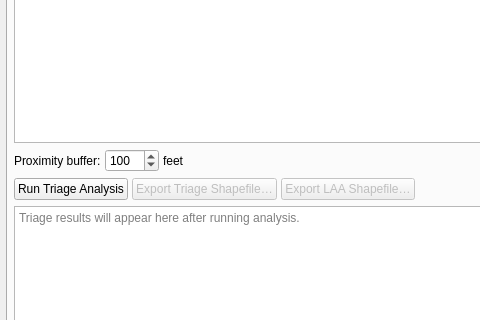
Qt form MTBDesignToolsNEPA_dockwidget_base.ui (casey205/MTBDesignTools_NEPA) before a commit; both pictures show x 0 to 480 and y 291 to 611 of the 620 by 789 pixel window.
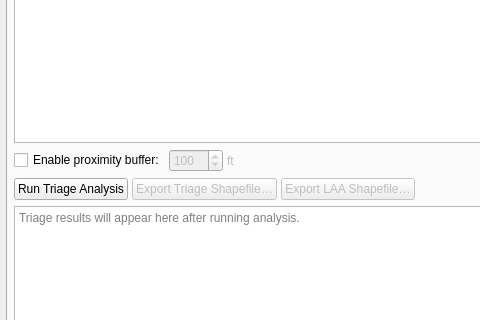
The same form after that commit. The open tabs and pages were chosen to show the change.

Commit message:
Replace proximity buffer default with opt-in checkbox
- Buffer row now uses a checkbox (unchecked by default) instead of always-on
- Spinbox and units label gray out when checkbox is unchecked
- Buffer passes 0 when unchecked so analysis is direct overlap only
- Tooltip explains when to use buffer vs. not (FS corporate layers vs. derived)
- Results text shows 'None - direct overlap only' when buffer is off
- YELLOW label updates to 'buffer disabled' when buffer is 0
- Preserves 100 ft default value in spinbox for when user opts in

```diff
--- a/MTBDesignToolsNEPA_dockwidget_base.ui
+++ b/MTBDesignToolsNEPA_dockwidget_base.ui
@@ -772,19 +772,22 @@
            <number>4</number>
           </property>
           <item>
-           <widget class="QLabel" name="habitatBufferLabel">
+           <widget class="QCheckBox" name="habitatBufferCheckBox">
             <property name="text">
-             <string>Proximity buffer:</string>
+             <string>Enable proximity buffer:</string>
             </property>
             <property name="toolTip">
-             <string>Trails within this distance of a sensitive layer are flagged YELLOW (adjacent) even if they don't directly intersect</string>
+             <string>Check ONLY for layers where the mapped boundary has spatial uncertainty — e.g. undelineated wetland areas or LiDAR-derived stream centerlines. Do NOT use for authoritative FS corporate layers (NSO habitat, SHAB, Critical Habitat, Riparian Reserves) — their polygon edge IS the regulatory boundary.</string>
+            </property>
+            <property name="checked">
+             <bool>false</bool>
             </property>
            </widget>
           </item>
           <item>
            <widget class="QSpinBox" name="habitatBufferSpinBox">
             <property name="minimum">
-             <number>0</number>
+             <number>1</number>
             </property>
             <property name="maximum">
              <number>1000</number>
@@ -798,12 +801,18 @@
             <property name="maximumWidth">
              <number>70</number>
             </property>
+            <property name="enabled">
+             <bool>false</bool>
+            </property>
            </widget>
           </item>
           <item>
            <widget class="QLabel" name="habitatBufferUnitsLabel">
             <property name="text">
-             <string>feet</string>
+             <string>ft</string>
+            </property>
+            <property name="enabled">
+             <bool>false</bool>
             </property>
            </widget>
           </item>
```
Left out of the diff: 2 changed lines with no effect on the pictures. The commit also changes 1 other file.
